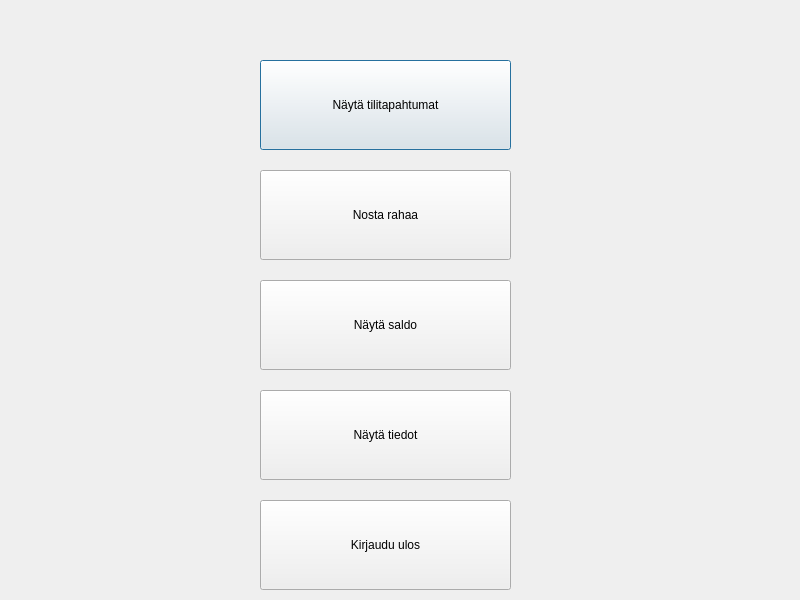
22kmo-project/group_6, file frontend/asiakaswindow.ui: the form before one commit.
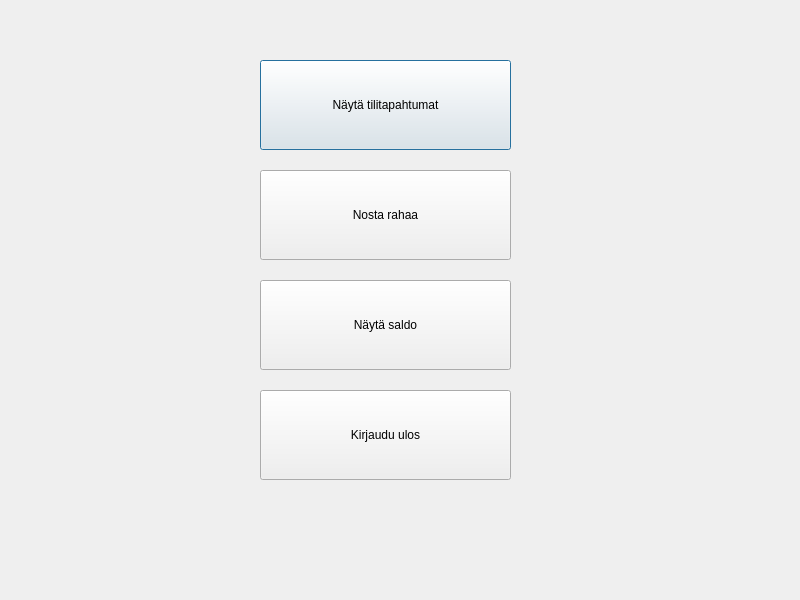
The form after the commit.

```diff
--- a/frontend/asiakaswindow.ui
+++ b/frontend/asiakaswindow.ui
@@ -16,9 +16,9 @@
   <widget class="QLabel" name="labelIduser">
    <property name="geometry">
     <rect>
-     <x>260</x>
+     <x>0</x>
      <y>0</y>
-     <width>241</width>
+     <width>801</width>
      <height>51</height>
     </rect>
    </property>
@@ -106,36 +106,11 @@
     <string>Näytä saldo</string>
    </property>
   </widget>
-  <widget class="QPushButton" name="btnTiedot">
-   <property name="geometry">
-    <rect>
-     <x>260</x>
-     <y>390</y>
-     <width>251</width>
-     <height>90</height>
-    </rect>
-   </property>
-   <property name="sizePolicy">
-    <sizepolicy hsizetype="Minimum" vsizetype="Fixed">
-     <horstretch>0</horstretch>
-     <verstretch>0</verstretch>
-    </sizepolicy>
-   </property>
-   <property name="minimumSize">
-    <size>
-     <width>200</width>
-     <height>90</height>
-    </size>
-   </property>
-   <property name="text">
-    <string>Näytä tiedot</string>
-   </property>
-  </widget>
   <widget class="QPushButton" name="btnLogout">
    <property name="geometry">
     <rect>
      <x>260</x>
-     <y>500</y>
+     <y>390</y>
      <width>251</width>
      <height>90</height>
     </rect>
```
Left out of the diff: 2 changed lines with no effect on the pictures.
